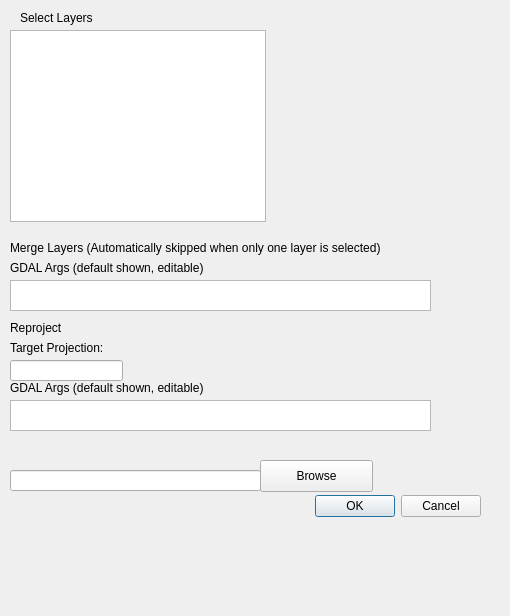
Above: qgis_blender_dialog_base.ui from benleamon/QGIS2Blender before the change. Below: the same form after it.
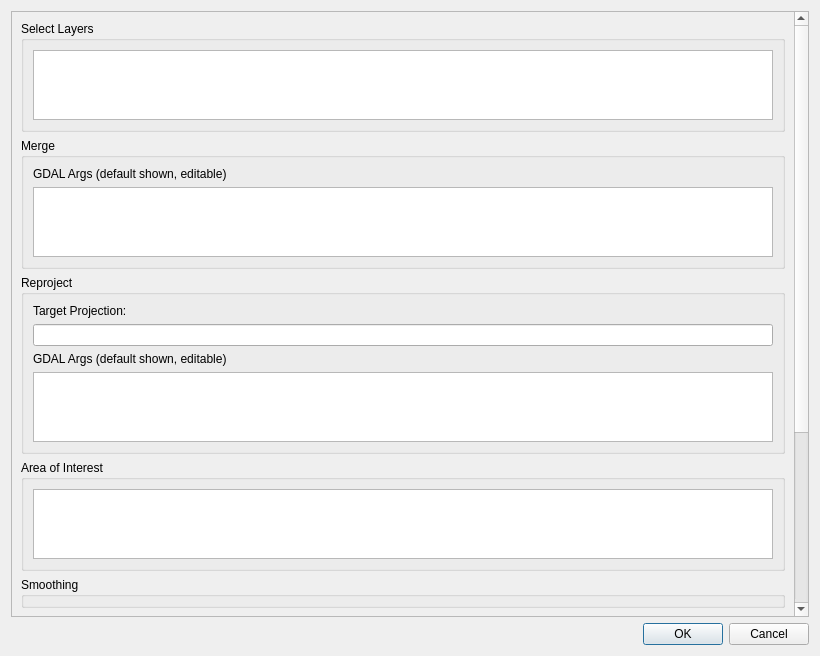
That is the form after the change.

Commit message: Build dialog UI for merge/reproject/clip/export workflow

```diff
--- a/qgis_blender_dialog_base.ui
+++ b/qgis_blender_dialog_base.ui
@@ -6,173 +6,203 @@
    <rect>
     <x>0</x>
     <y>0</y>
-    <width>510</width>
-    <height>616</height>
+    <width>820</width>
+    <height>656</height>
    </rect>
   </property>
   <property name="windowTitle">
    <string>QGIS2Blender</string>
   </property>
-  <widget class="QDialogButtonBox" name="button_box">
-   <property name="geometry">
-    <rect>
-     <x>310</x>
-     <y>490</y>
-     <width>171</width>
-     <height>32</height>
-    </rect>
-   </property>
-   <property name="orientation">
-    <enum>Qt::Horizontal</enum>
-   </property>
-   <property name="standardButtons">
-    <set>QDialogButtonBox::Cancel|QDialogButtonBox::Ok</set>
-   </property>
-  </widget>
-  <widget class="QListWidget" name="listWidget_rasters">
-   <property name="geometry">
-    <rect>
-     <x>10</x>
-     <y>30</y>
-     <width>256</width>
-     <height>192</height>
-    </rect>
-   </property>
-   <property name="selectionMode">
-    <enum>QAbstractItemView::MultiSelection</enum>
-   </property>
-  </widget>
-  <widget class="QLineEdit" name="lineEdit_output">
-   <property name="geometry">
-    <rect>
-     <x>10</x>
-     <y>470</y>
-     <width>251</width>
-     <height>21</height>
-    </rect>
-   </property>
-  </widget>
-  <widget class="QPushButton" name="pushButton_browse">
-   <property name="geometry">
-    <rect>
-     <x>260</x>
-     <y>460</y>
-     <width>113</width>
-     <height>32</height>
-    </rect>
-   </property>
-   <property name="text">
-    <string>Browse</string>
-   </property>
-  </widget>
-  <widget class="QLabel" name="label">
-   <property name="geometry">
-    <rect>
-     <x>20</x>
-     <y>10</y>
-     <width>81</width>
-     <height>16</height>
-    </rect>
-   </property>
-   <property name="text">
-    <string>Select Layers</string>
-   </property>
-  </widget>
-  <widget class="QPlainTextEdit" name="plainTextEdit">
-   <property name="geometry">
-    <rect>
-     <x>10</x>
-     <y>280</y>
-     <width>421</width>
-     <height>31</height>
-    </rect>
-   </property>
-  </widget>
-  <widget class="QLabel" name="label_2">
-   <property name="geometry">
-    <rect>
-     <x>10</x>
-     <y>240</y>
-     <width>431</width>
-     <height>16</height>
-    </rect>
-   </property>
-   <property name="text">
-    <string>Merge Layers (Automatically skipped when only one layer is selected)</string>
-   </property>
-  </widget>
-  <widget class="QLabel" name="label_3">
-   <property name="geometry">
-    <rect>
-     <x>10</x>
-     <y>260</y>
-     <width>431</width>
-     <height>16</height>
-    </rect>
-   </property>
-   <property name="text">
-    <string>GDAL Args (default shown, editable)</string>
-   </property>
-  </widget>
-  <widget class="QPlainTextEdit" name="plainTextEdit_2">
-   <property name="geometry">
-    <rect>
-     <x>10</x>
-     <y>400</y>
-     <width>421</width>
-     <height>31</height>
-    </rect>
-   </property>
-  </widget>
-  <widget class="QLabel" name="label_4">
-   <property name="geometry">
-    <rect>
-     <x>10</x>
-     <y>320</y>
-     <width>431</width>
-     <height>16</height>
-    </rect>
-   </property>
-   <property name="text">
-    <string>Reproject</string>
-   </property>
-  </widget>
-  <widget class="QLabel" name="label_5">
-   <property name="geometry">
-    <rect>
-     <x>10</x>
-     <y>380</y>
-     <width>431</width>
-     <height>16</height>
-    </rect>
-   </property>
-   <property name="text">
-    <string>GDAL Args (default shown, editable)</string>
-   </property>
-  </widget>
-  <widget class="QLineEdit" name="lineEdit">
-   <property name="geometry">
-    <rect>
-     <x>10</x>
-     <y>360</y>
-     <width>113</width>
-     <height>21</height>
-    </rect>
-   </property>
-  </widget>
-  <widget class="QLabel" name="label_6">
-   <property name="geometry">
-    <rect>
-     <x>10</x>
-     <y>340</y>
-     <width>431</width>
-     <height>16</height>
-    </rect>
-   </property>
-   <property name="text">
-    <string>Target Projection:</string>
-   </property>
-  </widget>
+  <layout class="QVBoxLayout" name="verticalLayout_5">
+   <item>
+    <layout class="QVBoxLayout" name="verticalLayout">
+     <item>
+      <widget class="QScrollArea" name="scrollArea">
+       <property name="verticalScrollBarPolicy">
+        <enum>Qt::ScrollBarAlwaysOn</enum>
+       </property>
+       <property name="widgetResizable">
+        <bool>true</bool>
+       </property>
+       <widget class="QWidget" name="scrollAreaWidgetContents">
+        <property name="geometry">
+         <rect>
+          <x>0</x>
+          <y>-273</y>
+          <width>767</width>
+          <height>942</height>
+         </rect>
+        </property>
+        <layout class="QVBoxLayout" name="verticalLayout_6">
+         <item>
+          <widget class="QGroupBox" name="groupBox_selectlayers">
+           <property name="title">
+            <string>Select Layers</string>
+           </property>
+           <layout class="QVBoxLayout" name="verticalLayout_2">
+            <item>
+             <widget class="QListWidget" name="listWidget_rasters">
+              <property name="selectionMode">
+               <enum>QAbstractItemView::MultiSelection</enum>
+              </property>
+             </widget>
+            </item>
+           </layout>
+          </widget>
+         </item>
+         <item>
+          <widget class="QGroupBox" name="groupBox_2">
+           <property name="title">
+            <string>Merge</string>
+           </property>
+           <layout class="QVBoxLayout" name="verticalLayout_3">
+            <item>
+             <widget class="QLabel" name="label_3">
+              <property name="text">
+               <string>GDAL Args (default shown, editable)</string>
+              </property>
+             </widget>
+            </item>
+            <item>
+             <widget class="QPlainTextEdit" name="plainTextEdit_merge_args"/>
+            </item>
+           </layout>
+          </widget>
+         </item>
+         <item>
+          <widget class="QGroupBox" name="groupBox_3">
+           <property name="title">
+            <string>Reproject</string>
+           </property>
+           <layout class="QVBoxLayout" name="verticalLayout_4">
+            <item>
+             <widget class="QLabel" name="label_6">
+              <property name="text">
+               <string>Target Projection:</string>
+              </property>
+             </widget>
+            </item>
+            <item>
+             <widget class="QLineEdit" name="lineEdit_target_crs"/>
+            </item>
+            <item>
+             <widget class="QLabel" name="label_5">
+              <property name="text">
+               <string>GDAL Args (default shown, editable)</string>
+              </property>
+             </widget>
+            </item>
+            <item>
+             <widget class="QPlainTextEdit" name="plainTextEdit_2_warp_args"/>
+            </item>
+           </layout>
+           <zorder>label_5</zorder>
+           <zorder>label_6</zorder>
+           <zorder>lineEdit_target_crs</zorder>
+           <zorder>plainTextEdit_2_warp_args</zorder>
+          </widget>
+         </item>
+         <item>
+          <widget class="QGroupBox" name="groupBox_4">
+           <property name="title">
+            <string>Area of Interest</string>
+           </property>
+           <layout class="QVBoxLayout" name="verticalLayout_7">
+            <item>
+             <widget class="QPlainTextEdit" name="plainTextEdit_clip_args"/>
+            </item>
+           </layout>
+          </widget>
+         </item>
+         <item>
+          <widget class="QGroupBox" name="groupBox_5">
+           <property name="title">
+            <string>Smoothing</string>
+           </property>
+          </widget>
+         </item>
+         <item>
+          <widget class="QGroupBox" name="groupBox_6">
+           <property name="title">
+            <string>Resample Resolution</string>
+           </property>
+          </widget>
+         </item>
+         <item>
+          <widget class="QGroupBox" name="groupBox_7">
+           <property name="title">
+            <string>Rescale</string>
+           </property>
+           <layout class="QHBoxLayout" name="horizontalLayout_2">
+            <item>
+             <widget class="QLabel" name="label">
+              <property name="text">
+               <string>Min Value</string>
+              </property>
+              <property name="scaledContents">
+               <bool>false</bool>
+              </property>
+             </widget>
+            </item>
+            <item>
+             <widget class="QLineEdit" name="lineEdit_2"/>
+            </item>
+            <item>
+             <widget class="QLabel" name="label_2">
+              <property name="text">
+               <string>Max Value</string>
+              </property>
+             </widget>
+            </item>
+            <item>
+             <widget class="QLineEdit" name="lineEdit_3"/>
+            </item>
+           </layout>
+          </widget>
+         </item>
+         <item>
+          <widget class="QGroupBox" name="groupBox">
+           <property name="title">
+            <string>Output</string>
+           </property>
+           <layout class="QVBoxLayout" name="verticalLayout_8">
+            <item>
+             <layout class="QHBoxLayout" name="horizontalLayout_3">
+              <item>
+               <widget class="QLineEdit" name="lineEdit_output"/>
+              </item>
+              <item>
+               <widget class="QPushButton" name="pushButton_browse">
+                <property name="text">
+                 <string>Browse</string>
+                </property>
+               </widget>
+              </item>
+             </layout>
+            </item>
+            <item>
+             <widget class="QPlainTextEdit" name="plainTextEdit_translate_args"/>
+            </item>
+           </layout>
+          </widget>
+         </item>
+        </layout>
+       </widget>
+      </widget>
+     </item>
+     <item>
+      <widget class="QDialogButtonBox" name="button_box">
+       <property name="orientation">
+        <enum>Qt::Horizontal</enum>
+       </property>
+       <property name="standardButtons">
+        <set>QDialogButtonBox::Cancel|QDialogButtonBox::Ok</set>
+       </property>
+      </widget>
+     </item>
+    </layout>
+   </item>
+  </layout>
  </widget>
  <resources/>
  <connections>
```
Left out of the diff: 8 changed lines with no effect on the pictures. The commit also changes 1 other file.
